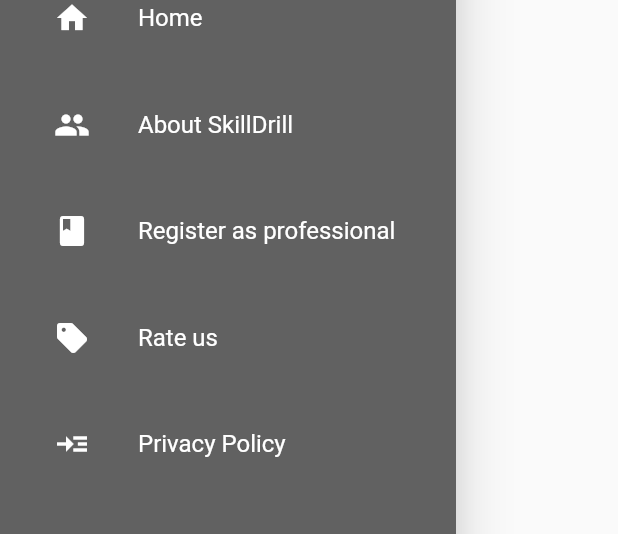
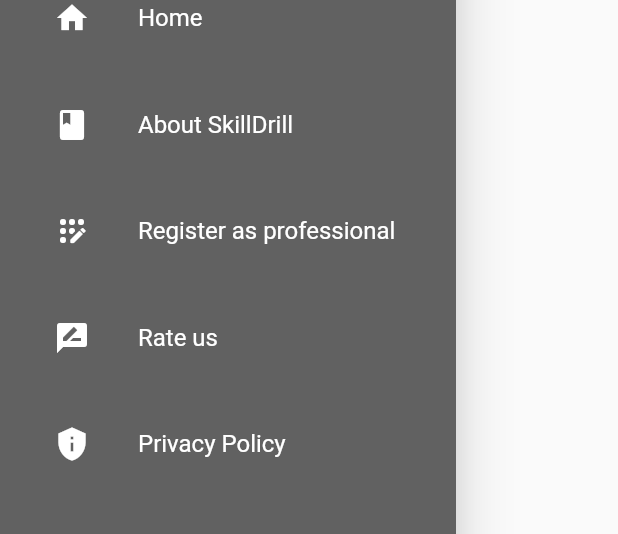
Before and after one commit to kiran22985/Codefest_hackathon, a Flutter app: the DrawerPage widget shown alone on an empty page, opened directly, on a phone screen of 412 x 824 dp. Shown: the part 303-837 px from the top of the screen. Run offline on Flutter 3.47's test engine with Material 2 defaults, Android fonts, the phone set to English and light mode, and no system bars.

Commit message:
Changes detected

```diff
--- a/lib/screens/drawer.dart
+++ b/lib/screens/drawer.dart
@@ -53,7 +53,7 @@ class _DrawerPageState extends State<DrawerPage> {
             ),
             ListTile(
               leading: const Icon(
-                Icons.people,
+                Icons.book,
                 color: Colors.white,
               ),
               title: const Text(
@@ -69,7 +69,7 @@ class _DrawerPageState extends State<DrawerPage> {
             ),
             ListTile(
               leading: const Icon(
-                Icons.book,
+                Icons.app_registration_rounded,
                 color: Colors.white,
               ),
               title: const Text(
@@ -83,7 +83,7 @@ class _DrawerPageState extends State<DrawerPage> {
             ),
             ListTile(
               leading: const Icon(
-                Icons.sell,
+                Icons.rate_review,
                 color: Colors.white,
               ),
               title: const Text(
@@ -99,7 +99,7 @@ class _DrawerPageState extends State<DrawerPage> {
             ),
             ListTile(
               leading: const Icon(
-                Icons.read_more,
+                Icons.privacy_tip,
                 color: Colors.white,
               ),
               title: const Text(
```
